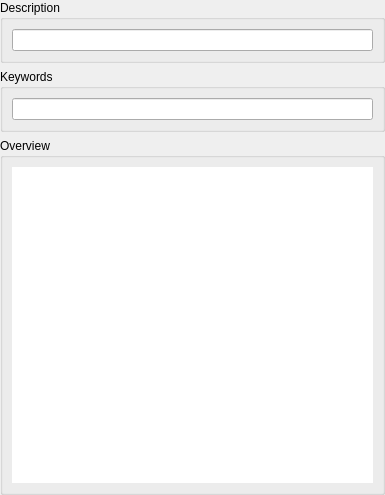
The window that Include/icmpstr/CRegistryPropEditorComp.ui (ImagingTools/Acf) describes before a commit, drawn with Qt 5.
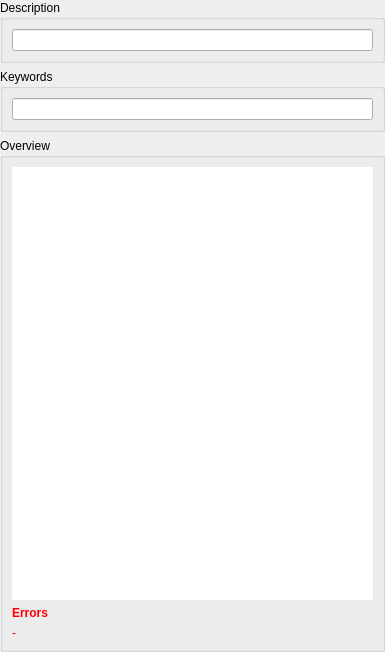
The same window after the commit. Icons and pictures are not drawn.

Commit message: Some icons switched to vector form. Compositor: List of registry errors added.

```diff
--- a/Include/icmpstr/CRegistryPropEditorComp.ui
+++ b/Include/icmpstr/CRegistryPropEditorComp.ui
@@ -7,7 +7,7 @@
     <x>0</x>
     <y>0</y>
     <width>385</width>
-    <height>495</height>
+    <height>652</height>
    </rect>
   </property>
   <property name="windowTitle">
@@ -95,6 +95,127 @@
         </column>
        </widget>
       </item>
+      <item>
+       <widget class="QWidget" name="ErrorsFrame" native="true">
+        <layout class="QVBoxLayout" name="verticalLayout_5">
+         <property name="margin">
+          <number>0</number>
+         </property>
+         <item>
+          <widget class="QLabel" name="ErrorsLabel_2">
+           <property name="sizePolicy">
+            <sizepolicy hsizetype="Minimum" vsizetype="Preferred">
+             <horstretch>0</horstretch>
+             <verstretch>0</verstretch>
+            </sizepolicy>
+           </property>
+           <property name="palette">
+            <palette>
+             <active>
+              <colorrole role="WindowText">
+               <brush brushstyle="SolidPattern">
+                <color alpha="255">
+                 <red>255</red>
+                 <green>0</green>
+                 <blue>0</blue>
+                </color>
+               </brush>
+              </colorrole>
+             </active>
+             <inactive>
+              <colorrole role="WindowText">
+               <brush brushstyle="SolidPattern">
+                <color alpha="255">
+                 <red>255</red>
+                 <green>0</green>
+                 <blue>0</blue>
+                </color>
+               </brush>
+              </colorrole>
+             </inactive>
+             <disabled>
+              <colorrole role="WindowText">
+               <brush brushstyle="SolidPattern">
+                <color alpha="255">
+                 <red>118</red>
+                 <green>116</green>
+                 <blue>108</blue>
+                </color>
+               </brush>
+              </colorrole>
+             </disabled>
+            </palette>
+           </property>
+           <property name="font">
+            <font>
+             <weight>75</weight>
+             <bold>true</bold>
+            </font>
+           </property>
+           <property name="text">
+            <string>Errors</string>
+           </property>
+           <property name="wordWrap">
+            <bool>true</bool>
+           </property>
+          </widget>
+         </item>
+         <item>
+          <widget class="QLabel" name="ErrorsLabel">
+           <property name="sizePolicy">
+            <sizepolicy hsizetype="Minimum" vsizetype="Preferred">
+             <horstretch>0</horstretch>
+             <verstretch>0</verstretch>
+            </sizepolicy>
+           </property>
+           <property name="palette">
+            <palette>
+             <active>
+              <colorrole role="WindowText">
+               <brush brushstyle="SolidPattern">
+                <color alpha="255">
+                 <red>255</red>
+                 <green>0</green>
+                 <blue>0</blue>
+                </color>
+               </brush>
+              </colorrole>
+             </active>
+             <inactive>
+              <colorrole role="WindowText">
+               <brush brushstyle="SolidPattern">
+                <color alpha="255">
+                 <red>255</red>
+                 <green>0</green>
+                 <blue>0</blue>
+                </color>
+               </brush>
+              </colorrole>
+             </inactive>
+             <disabled>
+              <colorrole role="WindowText">
+               <brush brushstyle="SolidPattern">
+                <color alpha="255">
+                 <red>118</red>
+                 <green>116</green>
+                 <blue>108</blue>
+                </color>
+               </brush>
+              </colorrole>
+             </disabled>
+            </palette>
+           </property>
+           <property name="text">
+            <string>-</string>
+           </property>
+           <property name="wordWrap">
+            <bool>true</bool>
+           </property>
+          </widget>
+         </item>
+        </layout>
+       </widget>
+      </item>
      </layout>
     </widget>
    </item>
```
Left out of the diff: 3 changed lines with no effect on the pictures. The commit also changes 10 other files.
